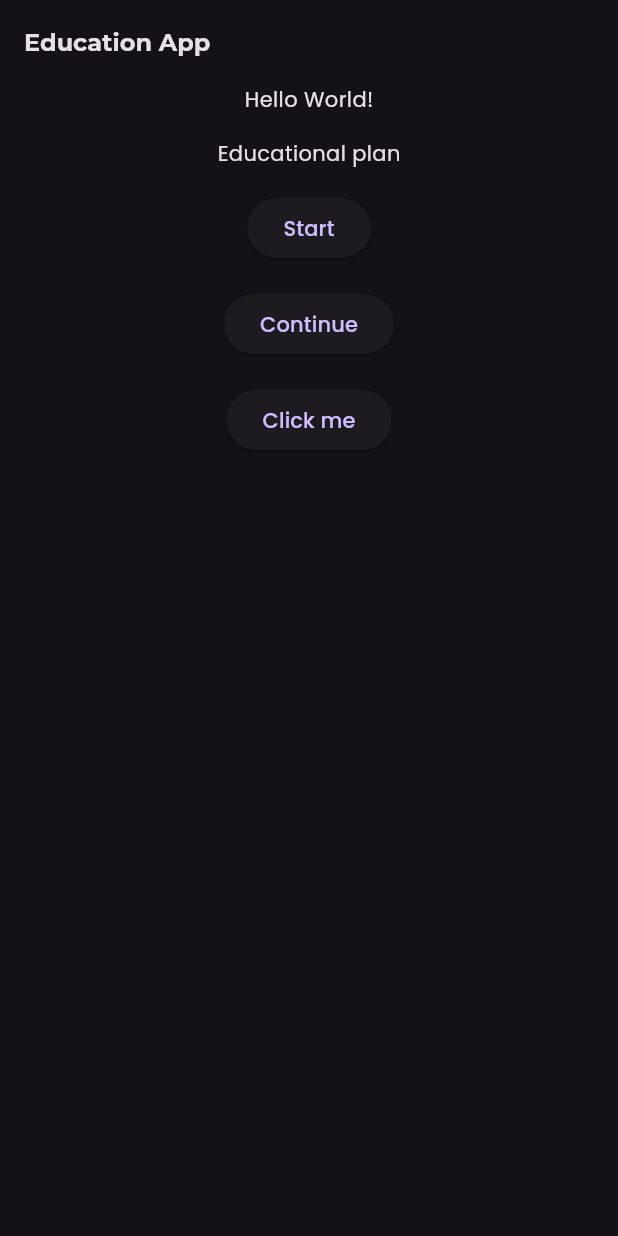
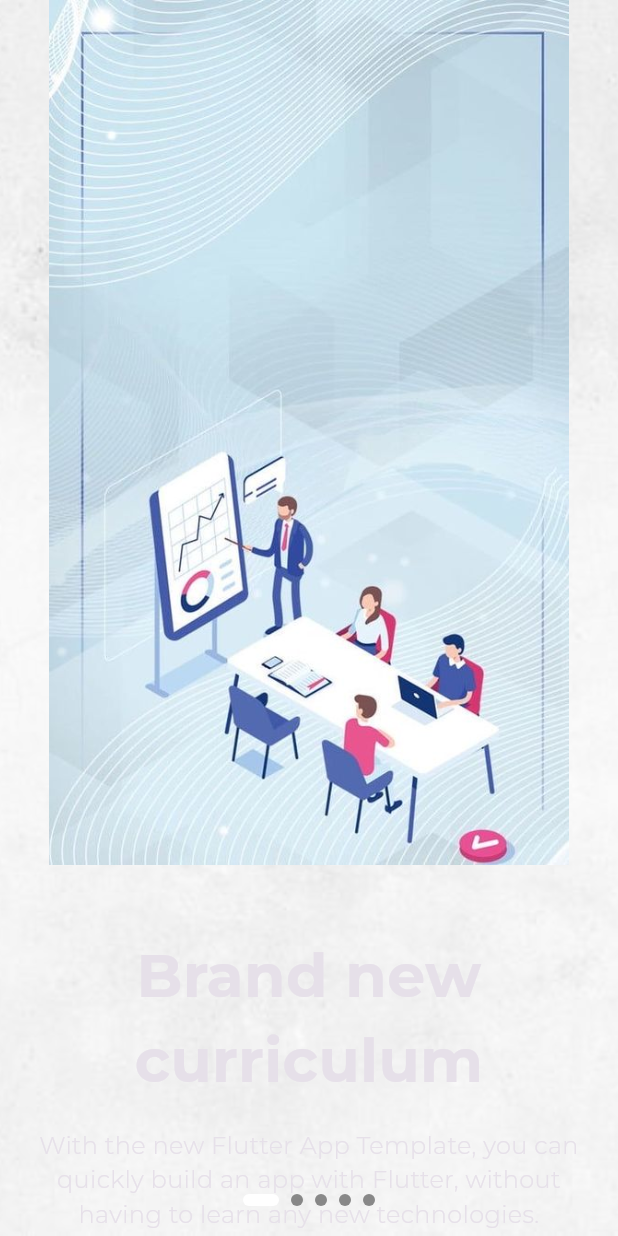
Before and after one commit to ravelinejunior/education_project, a Flutter app: the screen it shows after launch, on a phone screen of 412 x 824 dp. Run offline on Flutter 3.47's test engine with Material 3 defaults, Android fonts, the phone set to English and light mode, and no system bars; drawn by our look-alikes of smooth_page_indicator; our stand-ins replace bloc, dartz, equatable, flutter_bloc, get_it, google_fonts and 2 more.

Commit message:
"Refactored PageUnderConstruction view, updated MediaRes icons, modified theme and router, removed OnBoardingScreen, and updated OnBoardingCubit test."

```diff
--- /dev/null
+++ b/lib/core/common/widgets/gradient_background.dart
@@ -0,0 +1,25 @@
+import 'package:flutter/material.dart';
+
+class GradientBackground extends StatelessWidget {
+  const GradientBackground({
+    required this.child,
+    required this.image,
+    super.key,
+  });
+
+  final Widget child;
+  final String image;
+  @override
+  Widget build(BuildContext context) {
+    return Container(
+      constraints: const BoxConstraints.expand(),
+      decoration: BoxDecoration(
+        image: DecorationImage(
+          image: AssetImage(image),
+          fit: BoxFit.cover,
+        ),
+      ),
+      child: SafeArea(child: child),
+    );
+  }
+}
--- a/lib/core/res/icons.dart
+++ b/lib/core/res/icons.dart
@@ -30,12 +30,12 @@ class MediaRes {
   static const success = '$_baseIcons/success.jeg';
   static const warning = '$_baseIcons/warning.jpg';
   static const info = '$_baseIcons/info.jpg';
-  static const onboardingOne = '$_baseIcons/on_boarding_one.jpg';
-  static const onboardingTwo = '$_baseIcons/on_boarding_two.jpg';
-  static const onboardingThree = '$_baseIcons/on_boarding_three.jpg';
-  static const onboardingFour = '$_baseIcons/on_boarding_four.jpg';
-  static const onboardingFive = '$_baseIcons/on_boarding_five.jpg';
-  static const onboardingSix = '$_baseIcons/on_boarding_six.jpg';
+  static const onboardingOne = '$_baseImages/on_boarding_one.jpg';
+  static const onboardingTwo = '$_baseImages/on_boarding_two.jpg';
+  static const onboardingThree = '$_baseImages/on_boarding_three.jpg';
+  static const onboardingFour = '$_baseImages/on_boarding_four.jpg';
+  static const onboardingFive = '$_baseImages/on_boarding_five.jpg';
+  static const whiteBackground = '$_baseImages/white_background.jpg';
 
   // Backgrounds
 
--- a/lib/core/res/theme.dart
+++ b/lib/core/res/theme.dart
@@ -11,6 +11,7 @@ ThemeData mainThemeData() {
       backgroundColor: Colors.transparent,
       elevation: 0,
     ),
+    scaffoldBackgroundColor: Colors.white,
     textTheme: TextTheme(
       bodyLarge: GoogleFonts.poppins(),
       bodyMedium: GoogleFonts.poppins(),
--- a/lib/core/services/router.dart
+++ b/lib/core/services/router.dart
@@ -1,12 +1,18 @@
 import 'package:education_project/core/common/views/page_under_construction.dart';
-import 'package:education_project/on_boarding/presentation/on_boarding/on_boarding.dart';
+import 'package:education_project/core/services/injection_container.dart';
+import 'package:education_project/on_boarding/presentation/on_boarding/cubit/on_boarding_cubit.dart';
+import 'package:education_project/on_boarding/presentation/on_boarding/on_boarding_screen.dart';
 import 'package:flutter/material.dart';
+import 'package:flutter_bloc/flutter_bloc.dart';
 
 Route<dynamic> generateRoute(RouteSettings settings) {
   switch (settings.name) {
     case OnBoardingScreen.routeName:
       return _pageBuilder(
-        (context) => const OnBoardingScreen(),
+        (context) => BlocProvider(
+          create: (context) => sl<OnBoardingCubit>(),
+          child: const OnBoardingScreen(),
+        ),
         settings: settings,
       );
 
--- /dev/null
+++ b/lib/on_boarding/presentation/on_boarding/components/on_boarding_page.dart
@@ -0,0 +1,79 @@
+import 'package:education_project/core/extensions/context_extensions.dart';
+import 'package:education_project/on_boarding/domain/models/page_content_model.dart';
+import 'package:flutter/material.dart';
+import 'package:google_fonts/google_fonts.dart';
+
+class OnBoardingPage extends StatelessWidget {
+  const OnBoardingPage({
+    required this.pageContent,
+    super.key,
+  });
+
+  final PageContentModel pageContent;
+
+  @override
+  Widget build(BuildContext context) {
+    return SingleChildScrollView(
+      child: Column(
+        mainAxisAlignment: MainAxisAlignment.center,
+        children: [
+          Image.asset(
+            pageContent.image,
+            height: context.height * 0.7,
+          ),
+          SizedBox(
+            height: context.height * 0.03,
+          ),
+          Padding(
+            padding: const EdgeInsets.all(20).copyWith(bottom: 0),
+            child: Column(
+              children: [
+                Text(
+                  pageContent.title,
+                  style: GoogleFonts.montserrat(
+                    fontSize: 40,
+                    fontWeight: FontWeight.bold,
+                  ),
+                  textAlign: TextAlign.center,
+                ),
+                SizedBox(
+                  height: context.height * 0.02,
+                ),
+                Text(
+                  pageContent.description,
+                  style: GoogleFonts.montserrat(
+                    fontSize: 16,
+                    fontWeight: FontWeight.w300,
+                  ),
+                  textAlign: TextAlign.center,
+                ),
+                SizedBox(
+                  height: context.height * 0.05,
+                ),
+                ElevatedButton(
+                  style: ElevatedButton.styleFrom(
+                    shape: RoundedRectangleBorder(
+                      borderRadius: BorderRadius.circular(20),
+                    ),
+                    backgroundColor:
+                        context.theme.buttonTheme.colorScheme?.primary,
+                    foregroundColor:
+                        context.theme.buttonTheme.colorScheme?.onPrimary,
+                    minimumSize: Size(context.width * 0.6, 50),
+                  ),
+                  onPressed: () async {},
+                  child: Text(
+                    'Get Started',
+                    style: GoogleFonts.montserrat(
+                      fontWeight: FontWeight.bold,
+                    ),
+                  ),
+                ),
+              ],
+            ),
+          ),
+        ],
+      ),
+    );
+  }
+}
--- a/lib/on_boarding/presentation/on_boarding/on_boarding.dart
+++ /dev/null
@@ -1,43 +0,0 @@
-import 'package:flutter/material.dart';
-
-class OnBoardingScreen extends StatelessWidget {
-  const OnBoardingScreen({super.key});
-
-  static const String routeName = '/';
-
-  @override
-  Widget build(BuildContext context) {
-    return Scaffold(
-      appBar: AppBar(title: const Text('Education App')),
-      body: Column(
-        children: [
-          const Center(
-            child: Text('Hello World!'),
-          ),
-          const SizedBox(
-            height: 16,
-          ),
-          const Text('Educational plan'),
-          const SizedBox(
-            height: 16,
-          ),
-          ElevatedButton(
-            onPressed: () {},
-            child: const Text('Start'),
-          ),
-          const SizedBox(
-            height: 16,
-          ),
-          ElevatedButton(
-            onPressed: () {},
-            child: const Text('Continue'),
-          ),
-          const SizedBox(
-            height: 16,
-          ),
-          ElevatedButton(onPressed: () {}, child: const Text('Click me')),
-        ],
-      ),
-    );
-  }
-}
--- /dev/null
+++ b/lib/on_boarding/presentation/on_boarding/on_boarding_screen.dart
@@ -0,0 +1,113 @@
+import 'package:education_project/core/common/views/loading_view.dart';
+import 'package:education_project/core/common/widgets/gradient_background.dart';
+import 'package:education_project/core/res/icons.dart';
+import 'package:education_project/on_boarding/domain/models/page_content_model.dart';
+import 'package:education_project/on_boarding/presentation/on_boarding/components/on_boarding_page.dart';
+import 'package:education_project/on_boarding/presentation/on_boarding/cubit/on_boarding_cubit.dart';
+import 'package:flutter/material.dart';
+import 'package:flutter_bloc/flutter_bloc.dart';
+import 'package:smooth_page_indicator/smooth_page_indicator.dart';
+
+class OnBoardingScreen extends StatefulWidget {
+  const OnBoardingScreen({super.key});
+
+  static const String routeName = '/';
+
+  @override
+  State<OnBoardingScreen> createState() => _OnBoardingScreenState();
+}
+
+class _OnBoardingScreenState extends State<OnBoardingScreen> {
+  final _pageController = PageController();
+  int _currentPage = 0;
+
+  @override
+  void initState() {
+    super.initState();
+    //BlocProvider.of<OnBoardingCubit>(context).checkIfUserIsFirstTimer();
+    context.read<OnBoardingCubit>().checkIfUserIsFirstTimer();
+  }
+
+  @override
+  Widget build(BuildContext context) {
+    return Scaffold(
+      extendBodyBehindAppBar: true,
+      backgroundColor: Colors.white,
+      body: GradientBackground(
+        image: MediaRes.whiteBackground,
+        child: BlocConsumer<OnBoardingCubit, OnBoardingCubitState>(
+          listener: (context, state) {
+            if (state is OnBoardingStatus && !state.isFirstTimer) {
+              Navigator.pushReplacementNamed(context, '/home');
+            }
+          },
+          builder: (context, state) {
+            if (state is OnBoardingError) {
+              return const LoadingView();
+            } else if (state is CachingFirstTimer ||
+                state is CheckingIfUserIsFirstTimer) {
+              return const LoadingView();
+            } else if (state is UserCached) {
+              return const LoadingView();
+            } else {
+              return Stack(
+                children: [
+                  Align(
+                    child: PageView(
+                      controller: _pageController,
+                      children: const [
+                        OnBoardingPage(
+                          pageContent: PageContentModel.first(),
+                        ),
+                        OnBoardingPage(
+                          pageContent: PageContentModel.second(),
+                        ),
+                        OnBoardingPage(
+                          pageContent: PageContentModel.third(),
+                        ),
+                        OnBoardingPage(
+                          pageContent: PageContentModel.fourth(),
+                        ),
+                        OnBoardingPage(
+                          pageContent: PageContentModel.fifth(),
+                        ),
+                      ],
+                    ),
+                  ),
+
+                  // SmothiePageIndicator
+                  Align(
+                    alignment: Alignment.bottomCenter,
+                    child: Padding(
+                      padding: const EdgeInsets.only(bottom: 20),
+                      child: SmoothPageIndicator(
+                        controller: _pageController,
+                        count: 5,
+                        effect: const ExpandingDotsEffect(
+                          dotHeight: 8,
+                          dotWidth: 8,
+                          dotColor: Color.fromARGB(137, 44, 44, 44),
+                          activeDotColor: Colors.white,
+                        ),
+                        onDotClicked: (index) {
+                          setState(() {
+                            _currentPage = index;
+                            _pageController.animateToPage(
+                              _currentPage,
+                              duration: const Duration(milliseconds: 400),
+                              curve: Curves.easeInOut,
+                            );
+                          });
+                        },
+                      ),
+                    ),
+                  ),
+                ],
+              );
+            }
+          },
+        ),
+      ),
+    );
+  }
+}
```
Also changed, not shown: lib/core/common/views/loading_view.dart (added, +18 -0 lines), lib/core/common/views/page_under_construction.dart (+5 -14 lines), lib/core/extensions/context_extensions.dart (added, +11 -0 lines), lib/core/services/injection_container.dart (added, +56 -0 lines), lib/main.dart (+5 -2 lines), lib/on_boarding/domain/models/page_content_model.dart (+0 -9 lines), assets/images/white_background.jpg (added), 1 other file.
